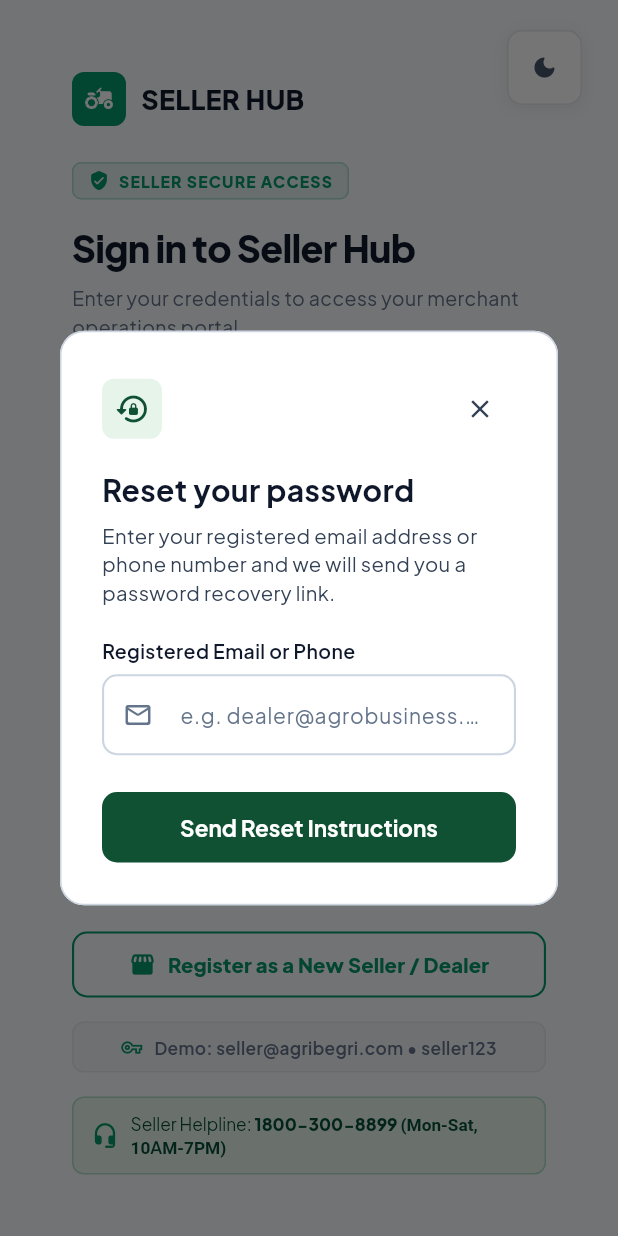
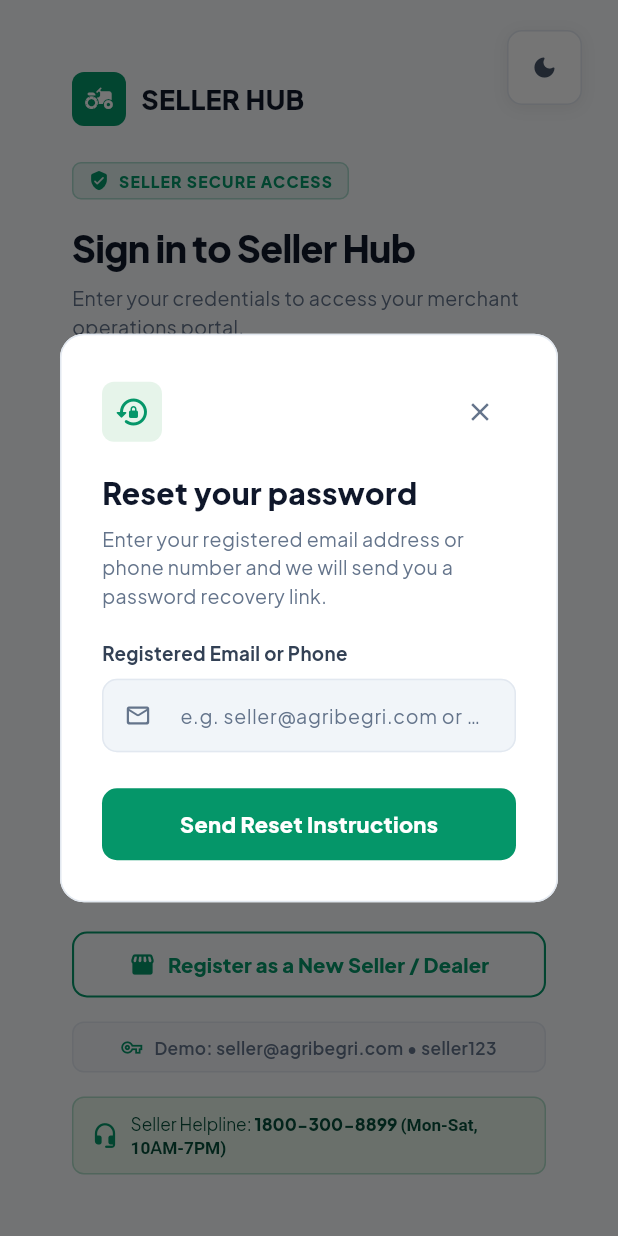
Before and after one commit to krishikrantidealer-cell/seller_hub, a Flutter app: the screen it shows after launch, after a tap on "Forgot Password?", on a phone screen of 412 x 824 dp. Run offline on Flutter 3.47's test engine with Material 3 defaults, Android fonts, the light colour scheme and no system bars; our stand-ins replace google_fonts.

Commit message:
fix(theme): align exact electric emerald ripple waveColor (0xFF10B981) and palette tokens with bhandar_pannel

```diff
--- a/lib/features/auth/seller_login_page.dart
+++ b/lib/features/auth/seller_login_page.dart
@@ -664,8 +664,8 @@
                       painter: ThemeRipplePainter(
                         progress: _rippleAnimation.value,
                         origin: _rippleOrigin,
-                        targetColor: isDark ? const Color(0xFF0A0F1D) : const Color(0xFFF8FAFC),
-                        waveColor: const Color(0xFF059669),
+                        targetColor: isDark ? const Color(0xFF0F172A) : const Color(0xFFF8FAFC),
+                        waveColor: const Color(0xFF10B981),
                       ),
                     ),
                   ),
--- a/lib/features/auth/widgets/forgot_password_dialog.dart
+++ b/lib/features/auth/widgets/forgot_password_dialog.dart
@@ -1,5 +1,5 @@
 import 'package:flutter/material.dart';
-import '../../../theme/app_theme.dart';
+import 'package:google_fonts/google_fonts.dart';
 
 class ForgotPasswordDialog extends StatefulWidget {
   const ForgotPasswordDialog({super.key});
@@ -38,29 +38,24 @@
   Widget build(BuildContext context) {
     final isDark = Theme.of(context).brightness == Brightness.dark;
     return Dialog(
-      backgroundColor: isDark ? AppTheme.darkCardBg : AppTheme.lightCardBg,
+      backgroundColor: isDark ? const Color(0xFF161E2E) : Colors.white,
       shape: RoundedRectangleBorder(
         borderRadius: BorderRadius.circular(16),
         side: BorderSide(
-          color: isDark ? AppTheme.darkBorder : AppTheme.lightBorder,
+          color: isDark ? const Color(0xFF1F2937) : const Color(0xFFE2E8F0),
         ),
       ),
       child: SelectionArea(
         child: Container(
           width: 440,
           padding: const EdgeInsets.all(28),
-          child: _isSent ? _buildSuccessView(context) : _buildFormView(context),
+          child: _isSent ? _buildSuccessView(context, isDark) : _buildFormView(context, isDark),
         ),
       ),
     );
   }
 
-  Widget _buildFormView(BuildContext context) {
-    final isDark = Theme.of(context).brightness == Brightness.dark;
-    final textPrimary = isDark ? AppTheme.darkTextPrimary : AppTheme.lightTextPrimary;
-    final textSecondary = isDark ? AppTheme.darkTextSecondary : AppTheme.lightTextSecondary;
-    final textMuted = isDark ? AppTheme.darkTextMuted : AppTheme.lightTextMuted;
-
+  Widget _buildFormView(BuildContext context, bool isDark) {
     return Form(
       key: _formKey,
       child: Column(
@@ -73,17 +68,21 @@
               Container(
                 padding: const EdgeInsets.all(8),
                 decoration: BoxDecoration(
-                  color: isDark ? AppTheme.darkAccentBg : AppTheme.lightAccentBg,
+                  color: isDark ? const Color(0xFF064E3B) : const Color(0xFFE6F4EA),
                   borderRadius: BorderRadius.circular(8),
                 ),
-                child: Icon(
+                child: const Icon(
                   Icons.lock_reset_rounded,
-                  color: isDark ? AppTheme.primaryLight : AppTheme.primaryDeep,
+                  color: Color(0xFF059669),
                   size: 24,
                 ),
               ),
               IconButton(
-                icon: Icon(Icons.close, size: 20, color: textSecondary),
+                icon: Icon(
+                  Icons.close,
+                  size: 20,
+                  color: isDark ? const Color(0xFF94A3B8) : const Color(0xFF64748B),
+                ),
                 onPressed: () => Navigator.of(context).pop(),
               ),
             ],
@@ -91,29 +90,45 @@
           const SizedBox(height: 16),
           Text(
             'Reset your password',
-            style: TextStyle(
+            style: GoogleFonts.plusJakartaSans(
               fontSize: 20,
-              fontWeight: FontWeight.w700,
-              color: textPrimary,
+              fontWeight: FontWeight.w800,
+              color: isDark ? Colors.white : const Color(0xFF0F172A),
             ),
           ),
           const SizedBox(height: 6),
           Text(
             'Enter your registered email address or phone number and we will send you a password recovery link.',
-            style: TextStyle(fontSize: 13.5, color: textSecondary, height: 1.4),
+            style: GoogleFonts.plusJakartaSans(
+              fontSize: 13,
+              color: isDark ? const Color(0xFF94A3B8) : const Color(0xFF64748B),
+              height: 1.45,
+            ),
           ),
           const SizedBox(height: 20),
           Text(
             'Registered Email or Phone',
-            style: TextStyle(fontSize: 13, fontWeight: FontWeight.w600, color: textPrimary),
+            style: GoogleFonts.plusJakartaSans(
+              fontSize: 12.5,
+              fontWeight: FontWeight.w700,
+              color: isDark ? const Color(0xFFCBD5E1) : const Color(0xFF334155),
+            ),
           ),
-          const SizedBox(height: 6),
+          const SizedBox(height: 8),
           TextFormField(
             controller: _emailController,
             keyboardType: TextInputType.emailAddress,
+            style: GoogleFonts.plusJakartaSans(
+              fontSize: 14,
+              color: isDark ? Colors.white : const Color(0xFF0F172A),
+            ),
             decoration: InputDecoration(
-              hintText: 'e.g. dealer@agrobusiness.com or 9876543210',
-              prefixIcon: Icon(Icons.mail_outline_rounded, size: 20, color: textMuted),
+              hintText: 'e.g. seller@agribegri.com or 9876543210',
+              prefixIcon: Icon(
+                Icons.mail_outline_rounded,
+                size: 18,
+                color: isDark ? const Color(0xFF94A3B8) : const Color(0xFF64748B),
+              ),
             ),
             validator: (value) {
               if (value == null || value.trim().isEmpty) {
@@ -125,18 +140,27 @@
           const SizedBox(height: 24),
           SizedBox(
             width: double.infinity,
+            height: 48,
             child: ElevatedButton(
               onPressed: _isLoading ? null : _handleReset,
+              style: ElevatedButton.styleFrom(
+                backgroundColor: const Color(0xFF059669),
+                foregroundColor: Colors.white,
+                shape: RoundedRectangleBorder(borderRadius: BorderRadius.circular(10)),
+              ),
               child: _isLoading
-                  ? SizedBox(
+                  ? const SizedBox(
                       height: 20,
                       width: 20,
-                      child: CircularProgressIndicator(
-                        strokeWidth: 2,
-                        color: isDark ? const Color(0xFF0F172A) : Colors.white,
+                      child: CircularProgressIndicator(strokeWidth: 2, color: Colors.white),
+                    )
+                  : Text(
+                      'Send Reset Instructions',
+                      style: GoogleFonts.plusJakartaSans(
+                        fontSize: 14.5,
+                        fontWeight: FontWeight.w800,
                       ),
-                    )
-                  : const Text('Send Reset Instructions'),
+                    ),
             ),
           ),
         ],
@@ -144,39 +168,55 @@
     );
   }
 
-  Widget _buildSuccessView(BuildContext context) {
-    final isDark = Theme.of(context).brightness == Brightness.dark;
-    final textPrimary = isDark ? AppTheme.darkTextPrimary : AppTheme.lightTextPrimary;
-    final textSecondary = isDark ? AppTheme.darkTextSecondary : AppTheme.lightTextSecondary;
-
+  Widget _buildSuccessView(BuildContext context, bool isDark) {
     return Column(
       mainAxisSize: MainAxisSize.min,
       children: [
         Container(
           padding: const EdgeInsets.all(16),
           decoration: BoxDecoration(
-            color: isDark ? AppTheme.darkAccentBg : AppTheme.lightAccentBg,
+            color: isDark ? const Color(0xFF064E3B) : const Color(0xFFE6F4EA),
             shape: BoxShape.circle,
           ),
-          child: const Icon(Icons.mark_email_read_rounded, color: AppTheme.success, size: 36),
+          child: const Icon(Icons.mark_email_read_rounded, color: Color(0xFF10B981), size: 36),
         ),
         const SizedBox(height: 16),
         Text(
           'Recovery link sent!',
-          style: TextStyle(fontSize: 20, fontWeight: FontWeight.w700, color: textPrimary),
+          style: GoogleFonts.plusJakartaSans(
+            fontSize: 20,
+            fontWeight: FontWeight.w800,
+            color: isDark ? Colors.white : const Color(0xFF0F172A),
+          ),
         ),
         const SizedBox(height: 8),
         Text(
           'We have sent password reset instructions to ${_emailController.text}. Please check your inbox and spam folders.',
           textAlign: TextAlign.center,
-          style: TextStyle(fontSize: 13.5, color: textSecondary, height: 1.4),
+          style: GoogleFonts.plusJakartaSans(
+            fontSize: 13,
+            color: isDark ? const Color(0xFF94A3B8) : const Color(0xFF64748B),
+            height: 1.45,
+          ),
         ),
         const SizedBox(height: 24),
         SizedBox(
           width: double.infinity,
+          height: 48,
           child: ElevatedButton(
             onPressed: () => Navigator.of(context).pop(),
-            child: const Text('Back to Login'),
+            style: ElevatedButton.styleFrom(
+              backgroundColor: const Color(0xFF059669),
+              foregroundColor: Colors.white,
+              shape: RoundedRectangleBorder(borderRadius: BorderRadius.circular(10)),
+            ),
+            child: Text(
+              'Back to Login',
+              style: GoogleFonts.plusJakartaSans(
+                fontSize: 14.5,
+                fontWeight: FontWeight.w800,
+              ),
+            ),
           ),
         ),
       ],
--- a/lib/theme/app_theme.dart
+++ b/lib/theme/app_theme.dart
@@ -2,154 +2,98 @@
 import 'package:google_fonts/google_fonts.dart';
 
 class AppTheme {
-  // Brand Color Palette
-  static const Color primary = Color(0xFF10B981); // Bright Emerald for Dark Mode & Highlights
-  static const Color primaryDeep = Color(0xFF0F5132); // Deep Forest Emerald for Light Mode
-  static const Color primaryDark = Color(0xFF064E3B);
-  static const Color primaryLight = Color(0xFF34D399);
-  static const Color accent = Color(0xFF059669);
+  // Brand Palette (Agri Emerald)
+  static const Color primary = Color(0xFF10B981);
+  static const Color secondary = Color(0xFF059669);
+  static const Color accent = Color(0xFFF59E0B);
 
-  // High-Contrast Light Mode Colors
-  static const Color lightSurfaceBg = Color(0xFFF1F5F9); // Crisp Slate 100
-  static const Color lightCardBg = Colors.white;
-  static const Color lightTextPrimary = Color(0xFF0F172A); // Slate 900 (Ultra Sharp)
-  static const Color lightTextSecondary = Color(0xFF334155); // Slate 700 (High Legibility)
-  static const Color lightTextMuted = Color(0xFF64748B); // Slate 500
-  static const Color lightBorder = Color(0xFFCBD5E1); // Slate 300 (Clear Visible Border)
-  static const Color lightInputBg = Color(0xFFFFFFFF);
-  static const Color lightTabBg = Color(0xFFE2E8F0);
-  static const Color lightAccentBg = Color(0xFFE6F4EA);
+  // Background & Surface
+  static const Color backgroundLight = Color(0xFFF8FAFC);
+  static const Color surfaceLight = Colors.white;
+  static const Color backgroundDark = Color(0xFF0A0F1D);
+  static const Color surfaceDark = Color(0xFF161E2E);
 
-  // High-Contrast Dark Mode Colors
-  static const Color darkSurfaceBg = Color(0xFF0A0F1D); // Deep Navy/Slate
-  static const Color darkCardBg = Color(0xFF161F30); // Slate 850
-  static const Color darkTextPrimary = Color(0xFFFFFFFF); // Pure White (Ultra Crisp)
-  static const Color darkTextSecondary = Color(0xFFCBD5E1); // Slate 300 (High Legibility)
-  static const Color darkTextMuted = Color(0xFF94A3B8); // Slate 400
-  static const Color darkBorder = Color(0xFF334155); // Slate 700
-  static const Color darkInputBg = Color(0xFF0B1323);
-  static const Color darkTabBg = Color(0xFF0B1323);
-  static const Color darkAccentBg = Color(0xFF064E3B);
+  // Text Colors
+  static const Color textPrimaryLight = Color(0xFF0F172A);
+  static const Color textSecondaryLight = Color(0xFF334155);
+  static const Color textMutedLight = Color(0xFF64748B);
 
-  // Status Colors
-  static const Color error = Color(0xFFEF4444);
-  static const Color success = Color(0xFF10B981);
+  static const Color textPrimaryDark = Color(0xFFF8FAFC);
+  static const Color textSecondaryDark = Color(0xFFE2E8F0);
+  static const Color textMutedDark = Color(0xFF94A3B8);
 
-  static ThemeData get lightTheme {
+  // Borders
+  static const Color outlineLight = Color(0xFFE2E8F0);
+  static const Color outlineDark = Color(0xFF334155);
+
+  static ThemeData createTheme({required bool isDark}) {
     final fontFamily = GoogleFonts.plusJakartaSans().fontFamily;
+    final mutedTextColor = isDark ? textMutedDark : textMutedLight;
+
     return ThemeData(
       useMaterial3: true,
-      brightness: Brightness.light,
-      scaffoldBackgroundColor: lightSurfaceBg,
-      cardColor: lightCardBg,
+      brightness: isDark ? Brightness.dark : Brightness.light,
+      scaffoldBackgroundColor: isDark ? backgroundDark : backgroundLight,
       fontFamily: fontFamily,
-      colorScheme: const ColorScheme.light(
-        primary: primaryDeep,
-        secondary: accent,
-        surface: lightCardBg,
-        error: error,
-      ),
+      colorScheme: isDark
+          ? const ColorScheme.dark(
+              primary: primary,
+              secondary: secondary,
+              surface: surfaceDark,
+              error: Color(0xFFEF4444),
+            )
+          : const ColorScheme.light(
+              primary: secondary,
+              secondary: primary,
+              surface: surfaceLight,
+              error: Color(0xFFDC2626),
+            ),
       inputDecorationTheme: InputDecorationTheme(
         filled: true,
-        fillColor: lightInputBg,
-        contentPadding: const EdgeInsets.symmetric(horizontal: 16, vertical: 15),
+        fillColor: isDark ? const Color(0xFF161E2E) : const Color(0xFFF1F5F9),
+        contentPadding: const EdgeInsets.symmetric(horizontal: 14, vertical: 14),
         border: OutlineInputBorder(
           borderRadius: BorderRadius.circular(10),
-          borderSide: const BorderSide(color: lightBorder, width: 1.4),
+          borderSide: BorderSide(
+            color: isDark ? const Color(0xFF1F2937) : const Color(0xFFE2E8F0),
+          ),
         ),
         enabledBorder: OutlineInputBorder(
           borderRadius: BorderRadius.circular(10),
-          borderSide: const BorderSide(color: lightBorder, width: 1.4),
+          borderSide: BorderSide(
+            color: isDark ? const Color(0xFF1F2937) : const Color(0xFFE2E8F0),
+          ),
         ),
-        focusedBorder: OutlineInputBorder(
-          borderRadius: BorderRadius.circular(10),
-          borderSide: const BorderSide(color: primaryDeep, width: 2.0),
-        ),
-        errorBorder: OutlineInputBorder(
-          borderRadius: BorderRadius.circular(10),
-          borderSide: const BorderSide(color: error, width: 1.4),
+        focusedBorder: const OutlineInputBorder(
+          borderRadius: BorderRadius.all(Radius.circular(10)),
+          borderSide: BorderSide(color: Color(0xFF059669), width: 1.6),
         ),
         hintStyle: TextStyle(
-          color: lightTextMuted,
-          fontSize: 14,
+          color: mutedTextColor,
+          fontSize: 13,
           fontFamily: fontFamily,
         ),
       ),
       elevatedButtonTheme: ElevatedButtonThemeData(
         style: ElevatedButton.styleFrom(
-          backgroundColor: primaryDeep,
+          backgroundColor: const Color(0xFF059669),
           foregroundColor: Colors.white,
           elevation: 0,
-          padding: const EdgeInsets.symmetric(vertical: 14, horizontal: 24),
+          padding: const EdgeInsets.symmetric(horizontal: 20, vertical: 14),
           shape: RoundedRectangleBorder(
             borderRadius: BorderRadius.circular(10),
           ),
           textStyle: TextStyle(
-            fontSize: 15,
-            fontWeight: FontWeight.w700,
+            fontSize: 14.5,
+            fontWeight: FontWeight.w800,
             fontFamily: fontFamily,
+            letterSpacing: 0.2,
           ),
         ),
       ),
     );
   }
 
-  static ThemeData get darkTheme {
-    final fontFamily = GoogleFonts.plusJakartaSans().fontFamily;
-    return ThemeData(
-      useMaterial3: true,
-      brightness: Brightness.dark,
-      scaffoldBackgroundColor: darkSurfaceBg,
-      cardColor: darkCardBg,
-      fontFamily: fontFamily,
-      colorScheme: const ColorScheme.dark(
-        primary: primary,
-        secondary: accent,
-        surface: darkCardBg,
-        error: error,
-      ),
-      inputDecorationTheme: InputDecorationTheme(
-        filled: true,
-        fillColor: darkInputBg,
-        contentPadding: const EdgeInsets.symmetric(horizontal: 16, vertical: 15),
-        border: OutlineInputBorder(
-          borderRadius: BorderRadius.circular(10),
-          borderSide: const BorderSide(color: darkBorder, width: 1.4),
-        ),
-        enabledBorder: OutlineInputBorder(
-          borderRadius: BorderRadius.circular(10),
-          borderSide: const BorderSide(color: darkBorder, width: 1.4),
-        ),
-        focusedBorder: OutlineInputBorder(
-          borderRadius: BorderRadius.circular(10),
-          borderSide: const BorderSide(color: primary, width: 2.0),
-        ),
-        errorBorder: OutlineInputBorder(
-          borderRadius: BorderRadius.circular(10),
-          borderSide: const BorderSide(color: error, width: 1.4),
-        ),
-        hintStyle: TextStyle(
-          color: darkTextMuted,
-          fontSize: 14,
-          fontFamily: fontFamily,
-        ),
-      ),
-      elevatedButtonTheme: ElevatedButtonThemeData(
-        style: ElevatedButton.styleFrom(
-          backgroundColor: primary,
-          foregroundColor: const Color(0xFF0F172A),
-          elevation: 0,
-          padding: const EdgeInsets.symmetric(vertical: 14, horizontal: 24),
-          shape: RoundedRectangleBorder(
-            borderRadius: BorderRadius.circular(10),
-          ),
-          textStyle: TextStyle(
-            fontSize: 15,
-            fontWeight: FontWeight.w700,
-            fontFamily: fontFamily,
-          ),
-        ),
-      ),
-    );
-  }
+  static ThemeData get lightTheme => createTheme(isDark: false);
+  static ThemeData get darkTheme => createTheme(isDark: true);
 }
```
